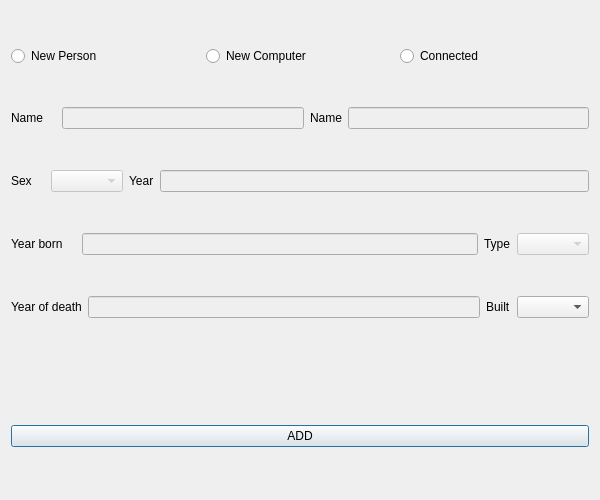
Above: vika3/Vika3/addnewdialog.ui from BeanBean-Nyah/T113-VLN before the change. Below: the same form after it.
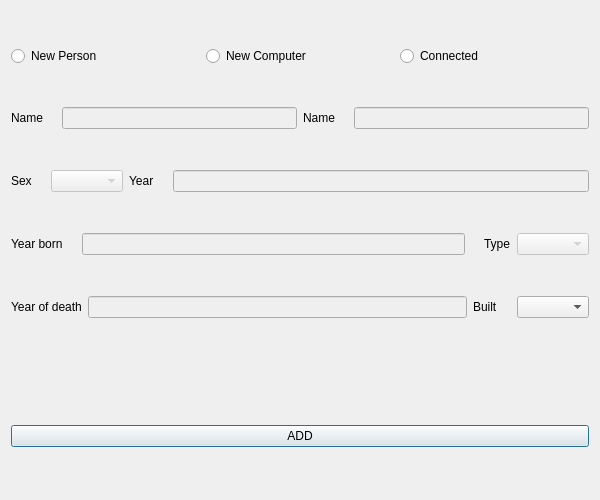
That is the form after the change. Icons and pictures are not drawn.

Diff of the .ui file:
```diff
--- a/vika3/Vika3/addnewdialog.ui
+++ b/vika3/Vika3/addnewdialog.ui
@@ -79,6 +79,13 @@
        </property>
       </widget>
      </item>
+     <item>
+      <widget class="QLabel" name="label_error_computer_name">
+       <property name="text">
+        <string/>
+       </property>
+      </widget>
+     </item>
      <item>
       <widget class="QLineEdit" name="input_computer_name">
        <property name="enabled">
@@ -118,6 +125,13 @@
        </property>
       </widget>
      </item>
+     <item>
+      <widget class="QLabel" name="label_error_computer_year">
+       <property name="text">
+        <string/>
+       </property>
+      </widget>
+     </item>
      <item>
       <widget class="QLineEdit" name="input_computer_year">
        <property name="enabled">
@@ -150,6 +164,13 @@
        </property>
       </widget>
      </item>
+     <item>
+      <widget class="QLabel" name="label_error_computer_type">
+       <property name="text">
+        <string/>
+       </property>
+      </widget>
+     </item>
      <item>
       <widget class="QLabel" name="label_7">
        <property name="text">
@@ -189,6 +210,13 @@
        </property>
       </widget>
      </item>
+     <item>
+      <widget class="QLabel" name="label_error_computer_built">
+       <property name="text">
+        <string/>
+       </property>
+      </widget>
+     </item>
      <item>
       <widget class="QComboBox" name="input_computer_built"/>
      </item>
```
